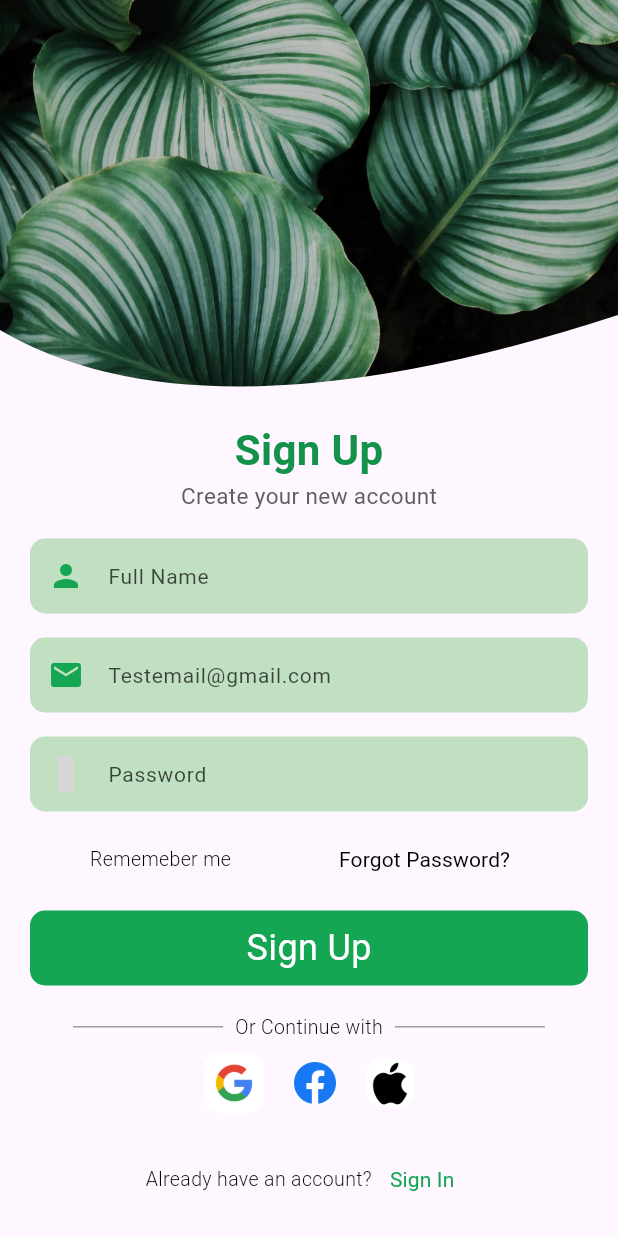
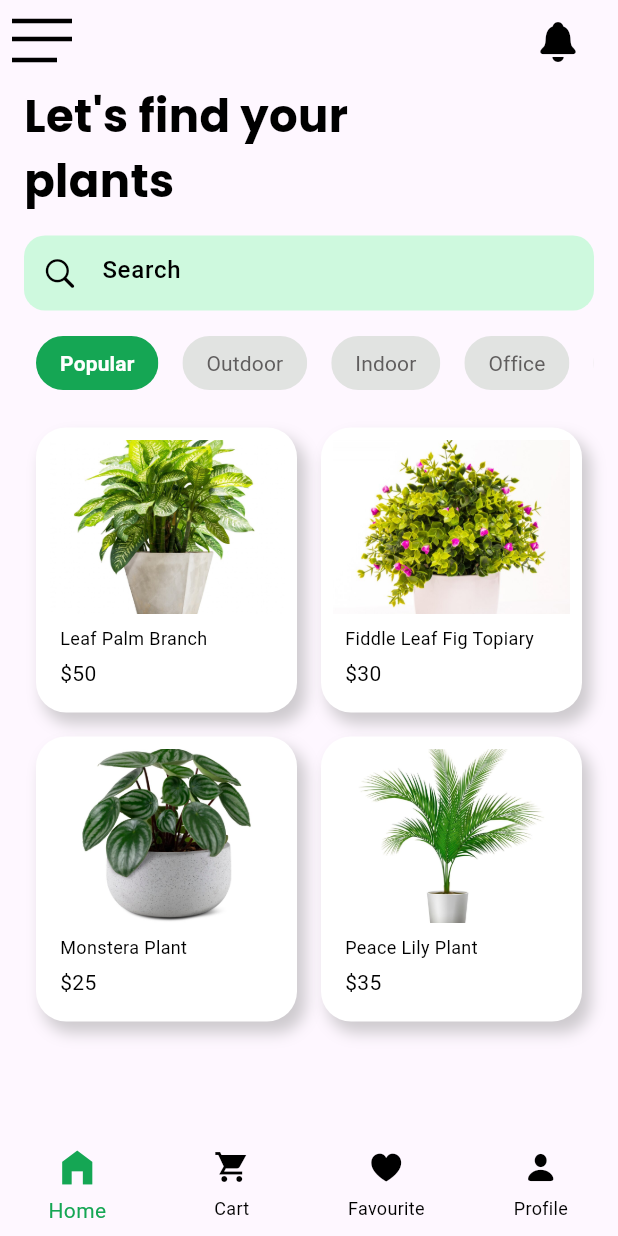
Before and after one commit to DivyankSisodia/PlantApp, a Flutter app: the screen it shows after launch, on a phone screen of 412 x 824 dp. Run offline on Flutter 3.47's test engine with Material 3 defaults, Android fonts, the phone set to English and light mode, and no system bars; our stand-ins replace gap, google_fonts, iconsax, smooth_page_indicator; Roboto replaces fonts that are missing (Ubuntu); grey boxes are pictures that could not be loaded.

Commit message:
HomePage UI

```diff
--- /dev/null
+++ b/lib/bottom_nav_bar.dart
@@ -0,0 +1,50 @@
+import 'package:flutter/cupertino.dart';
+import 'package:flutter/material.dart';
+import 'package:plantapp/constants/app_theme.dart';
+
+class CustombottomNavBar extends StatelessWidget {
+  const CustombottomNavBar({
+    super.key,
+  });
+
+  @override
+  Widget build(BuildContext context) {
+    return BottomNavigationBar(
+      currentIndex: 0,
+      selectedItemColor: primaryColor,
+      unselectedItemColor: headingColor,
+      elevation: 0,
+      type: BottomNavigationBarType.fixed,
+      items: const [
+        BottomNavigationBarItem(
+          icon: Padding(
+            padding: EdgeInsets.only(bottom: 4),
+            child: Icon(Icons.home_filled, size: 30),
+          ),
+          label: 'Home',
+        ),
+        BottomNavigationBarItem(
+          icon: Padding(
+            padding: EdgeInsets.only(bottom: 4),
+            child: Icon(Icons.shopping_cart_sharp),
+          ),
+          label: 'Cart',
+        ),
+        BottomNavigationBarItem(
+          icon: Padding(
+            padding: EdgeInsets.only(bottom: 4),
+            child: Icon(CupertinoIcons.heart_fill),
+          ),
+          label: 'Favourite',
+        ),
+        BottomNavigationBarItem(
+          icon: Padding(
+            padding: EdgeInsets.only(bottom: 4),
+            child: Icon(CupertinoIcons.person_fill),
+          ),
+          label: 'Profile',
+        ),
+      ],
+    );
+  }
+}
--- a/lib/constants/app_theme.dart
+++ b/lib/constants/app_theme.dart
@@ -7,7 +7,8 @@ const textColor = Color(0xFF34A853);
 const smallTextColor = Color.fromARGB(255, 96, 94, 94);
 const headingColor = Color(0xFF000000);
 const categoryColor = Color(0xFF60E275);
-const textFieldColor = Color.fromARGB(255, 115, 182, 133);
+const categoryTextColor = Color(0xFFE1E3E1);
+const textFieldColor = Color.fromARGB(255, 206, 249, 222);
 
 class AppTheme {
   static const TextStyle display1 = TextStyle(
@@ -26,7 +27,7 @@ class AppTheme {
     color: headingColor,
   );
   static const TextStyle displayCustom = TextStyle(
-    fontWeight: FontWeight.bold,
+    fontWeight: FontWeight.w700,
     fontSize: 36,
     color: headingColor,
   );
--- /dev/null
+++ b/lib/data/plant_data.dart
@@ -0,0 +1,34 @@
+class PlantData {
+  final String imagePath;
+  final String title;
+  final String price;
+
+  PlantData({
+    required this.imagePath,
+    required this.title,
+    required this.price,
+  });
+}
+
+final List<PlantData> plantList = [
+  PlantData(
+    imagePath: 'assets/images/1.jpeg',
+    title: 'Leaf Palm Branch',
+    price: '50',
+  ),
+  PlantData(
+    imagePath: 'assets/images/2.jpeg',
+    title: 'Fiddle Leaf Fig Topiary',
+    price: '30',
+  ),
+  PlantData(
+    imagePath: 'assets/images/3.jpeg',
+    title: 'Monstera Plant',
+    price: '25',
+  ),
+  PlantData(
+    imagePath: 'assets/images/4.jpeg',
+    title: 'Peace Lily Plant',
+    price: '35',
+  ),
+];
--- a/lib/main.dart
+++ b/lib/main.dart
@@ -1,5 +1,6 @@
 import 'package:flutter/material.dart';
 
+import 'screens/Home/home_page.dart';
 import 'view/sign_up_view.dart';
 
 void main() {
@@ -19,7 +20,7 @@ class MyApp extends StatelessWidget {
         useMaterial3: true,
       ),
       debugShowCheckedModeBanner: false,
-      home: const SignUpScreen(),
+      home: const AppHomePage(),
     );
   }
 }
--- a/lib/screens/Auth/bottom_text.dart
+++ b/lib/screens/Auth/bottom_text.dart
@@ -40,7 +40,7 @@ class BottomText extends StatelessWidget {
                   textStyle: AppTheme.smallTextMisc,
                   fontWeight: FontWeight.w400,
                   fontSize: 14,
-                  color: primaryColor,
+                  color: secondaryColor,
                 ),
               ),
             ),
--- /dev/null
+++ b/lib/screens/Home/chip_widget.dart
@@ -0,0 +1,54 @@
+// ignore_for_file: file_names
+
+import 'package:flutter/material.dart';
+
+import '../../constants/app_theme.dart';
+import '../../widgets/category_widget.dart';
+
+class ChipWidgets extends StatelessWidget {
+  const ChipWidgets({
+    super.key,
+  });
+
+  @override
+  Widget build(BuildContext context) {
+    return SizedBox(
+      height: 70,
+      child: ListView(
+        scrollDirection: Axis.horizontal,
+        children: const [
+          CategoryWidget(
+            title: 'Popular',
+            color: primaryColor,
+            textColor: Colors.white,
+            fontWeight: FontWeight.w700,
+          ),
+          CategoryWidget(
+            title: 'Outdoor',
+            color: categoryTextColor,
+            textColor: smallTextColor,
+            fontWeight: FontWeight.w400,
+          ),
+          CategoryWidget(
+            title: 'Indoor',
+            color: categoryTextColor,
+            textColor: smallTextColor,
+            fontWeight: FontWeight.w400,
+          ),
+          CategoryWidget(
+            title: 'Office',
+            color: categoryTextColor,
+            textColor: smallTextColor,
+            fontWeight: FontWeight.w400,
+          ),
+          CategoryWidget(
+            title: 'Home',
+            color: categoryTextColor,
+            textColor: smallTextColor,
+            fontWeight: FontWeight.w400,
+          ),
+        ],
+      ),
+    );
+  }
+}
--- /dev/null
+++ b/lib/screens/Home/home_header.dart
@@ -0,0 +1,22 @@
+import 'package:flutter/material.dart';
+import 'package:google_fonts/google_fonts.dart';
+
+import '../../constants/app_theme.dart';
+
+class HomeHeader extends StatelessWidget {
+  const HomeHeader({
+    super.key,
+  });
+
+  @override
+  Widget build(BuildContext context) {
+    return Text(
+      "Let's find your\nplants",
+      style: GoogleFonts.poppins(
+        textStyle: AppTheme.displayCustom,
+        fontSize: 30,
+        color: headingColor,
+      ),
+    );
+  }
+}
--- /dev/null
+++ b/lib/screens/Home/home_page.dart
@@ -0,0 +1,81 @@
+import 'package:flutter/cupertino.dart';
+import 'package:flutter/material.dart';
+import 'package:gap/gap.dart';
+import 'package:plantapp/constants/app_theme.dart';
+import 'package:plantapp/screens/Home/Chip_Widget.dart';
+import 'package:plantapp/screens/Home/Plant_Card.dart';
+import 'package:plantapp/screens/Home/home_header.dart';
+import 'package:plantapp/screens/Home/search_widget.dart';
+import '../../bottom_nav_bar.dart';
+
+class AppHomePage extends StatelessWidget {
+  const AppHomePage({super.key});
+
+  @override
+  Widget build(BuildContext context) {
+    return Scaffold(
+      appBar: AppBar(
+        elevation: 0,
+        leading: const Padding(
+          padding: EdgeInsets.all(8.0),
+          child: SizedBox(
+            height: 50,
+            width: 50,
+            child: Column(
+              mainAxisAlignment: MainAxisAlignment.spaceEvenly,
+              children: [
+                Expanded(
+                  child: Divider(
+                    thickness: 3,
+                    color: headingColor,
+                  ),
+                ),
+                Expanded(
+                  child: Divider(
+                    thickness: 3,
+                    color: headingColor,
+                  ),
+                ),
+                Padding(
+                  padding: EdgeInsets.only(right: 10.0),
+                  child: Expanded(
+                    child: Divider(
+                      thickness: 3,
+                      color: headingColor,
+                    ),
+                  ),
+                ),
+              ],
+            ),
+          ),
+        ),
+        actions: const [
+          Padding(
+            padding: EdgeInsets.symmetric(horizontal: 25.0),
+            child: Icon(
+              CupertinoIcons.bell_fill,
+              size: 30,
+              color: headingColor,
+            ),
+          ),
+        ],
+      ),
+      body: const SingleChildScrollView(
+        child: Padding(
+          padding: EdgeInsets.symmetric(horizontal: 16.0),
+          child: Column(
+            crossAxisAlignment: CrossAxisAlignment.start,
+            children:  [
+              HomeHeader(),
+              Gap(15),
+              SearchWidget(),
+              ChipWidgets(),
+              HomePlantGrid(),
+            ],
+          ),
+        ),
+      ),
+      bottomNavigationBar: const CustombottomNavBar(),
+    );
+  }
+}
--- /dev/null
+++ b/lib/screens/Home/plant_card.dart
@@ -0,0 +1,47 @@
+// ignore_for_file: file_names
+
+import 'package:flutter/material.dart';
+import 'package:flutter_staggered_grid_view/flutter_staggered_grid_view.dart';
+
+import '../../data/plant_data.dart';
+import '../../widgets/plant_card_widget.dart';
+
+class HomePlantGrid extends StatelessWidget {
+  const HomePlantGrid({
+    super.key,
+  });
+
+  @override
+  Widget build(BuildContext context) {
+    return MasonryGridView.builder(
+      gridDelegate: const SliverSimpleGridDelegateWithFixedCrossAxisCount(
+        crossAxisCount: 2,
+      ),
+      itemCount: 4, // Provide the number of items
+      itemBuilder: (context, index) => Container(
+        height: 190,
+        width: 200,
+        margin: const EdgeInsets.all(8),
+        decoration: BoxDecoration(
+          color: Colors.white,
+          borderRadius: BorderRadius.circular(20),
+          boxShadow: [
+            BoxShadow(
+              color: Colors.grey.withOpacity(0.5),
+              spreadRadius: 0.5,
+              blurRadius: 8,
+              offset: const Offset(5, 7),
+            ),
+          ],
+        ),
+        child: PlantCardWidget(
+          img: plantList[index].imagePath,
+          title: plantList[index].title,
+          price: plantList[index].price,
+        ),
+      ),
+      shrinkWrap: true, // Add this line
+      physics: const NeverScrollableScrollPhysics(), // Add this line
+    );
+  }
+}
--- /dev/null
+++ b/lib/screens/Home/search_widget.dart
@@ -0,0 +1,45 @@
+import 'package:flutter/cupertino.dart';
+import 'package:flutter/material.dart';
+import 'package:google_fonts/google_fonts.dart';
+
+import '../../constants/app_theme.dart';
+
+class SearchWidget extends StatelessWidget {
+  const SearchWidget({
+    super.key,
+  });
+
+  @override
+  Widget build(BuildContext context) {
+    return SizedBox(
+      height: 50,
+      child: TextField(
+        decoration: InputDecoration(
+          fillColor: textFieldColor.withOpacity(1),
+          filled: true,
+          prefixIcon: const Icon(
+            CupertinoIcons.search,
+            color: headingColor,
+          ),
+          prefixIconColor: primaryColor,
+          hintText: 'Search',
+          hintStyle: GoogleFonts.ubuntu(
+            textStyle: const TextStyle(
+              color: Colors.black,
+              fontWeight: FontWeight.w500,
+            ),
+          ),
+          hintTextDirection: TextDirection.ltr,
+          labelStyle: const TextStyle(
+            color: Colors.black,
+            fontWeight: FontWeight.w400,
+          ),
+          border: OutlineInputBorder(
+            borderSide: BorderSide.none,
+            borderRadius: BorderRadius.circular(14),
+          ),
+        ),
+      ),
+    );
+  }
+}
--- a/lib/view/sign_in_view.dart
+++ b/lib/view/sign_in_view.dart
@@ -3,14 +3,16 @@ import 'package:gap/gap.dart';
 import 'package:google_fonts/google_fonts.dart';
 import 'package:iconsax/iconsax.dart';
 import 'package:plantapp/constants/app_theme.dart';
+import 'package:plantapp/screens/Home/home_page.dart';
+import 'package:plantapp/view/sign_up_view.dart';
 import 'package:plantapp/widgets/buttons_widget.dart';
 import 'package:plantapp/widgets/clipped_image.dart';
 import '../screens/Auth/bottom_text.dart';
 import '../screens/Auth/heading.dart';
 import '../widgets/text_field.dart';
 
-class SignInScreen extends StatelessWidget {
-  const SignInScreen({super.key});
+class LogInScreen extends StatelessWidget {
+  const LogInScreen({super.key});
 
   @override
   Widget build(BuildContext context) {
@@ -60,18 +62,35 @@ class SignInScreen extends StatelessWidget {
               ],
             ),
             const Gap(20),
-            const ButtonsWidget(
-              btnheight: 60,
-              title: 'Log In',
-              borderColor: primaryColor,
-              textColor: Colors.white,
-              buttonColor: primaryColor,
+            GestureDetector(
+              onTap: () {
+                Navigator.push(
+                  context,
+                  MaterialPageRoute(
+                    builder: (context) => const AppHomePage(),
+                  ),
+                );
+              },
+              child: const ButtonsWidget(
+                btnheight: 60,
+                title: 'Log In',
+                borderColor: primaryColor,
+                textColor: Colors.white,
+                buttonColor: primaryColor,
+              ),
             ),
             const Gap(80),
             BottomText(
               firstText: 'Already have an account?',
               secondText: 'Sign In',
-              textBtnPressed: () {},
+              textBtnPressed: () {
+                Navigator.push(
+                  context,
+                  MaterialPageRoute(
+                    builder: (context) => const SignUpScreen(),
+                  ),
+                );
+              },
             )
           ],
         ),
--- a/lib/view/sign_up_view.dart
+++ b/lib/view/sign_up_view.dart
@@ -125,7 +125,7 @@ class SignUpScreen extends StatelessWidget {
                 Navigator.push(
                   context,
                   MaterialPageRoute(
-                    builder: (context) => const SignInScreen(),
+                    builder: (context) => const LogInScreen(),
                   ),
                 );
               },
--- /dev/null
+++ b/lib/widgets/category_widget.dart
@@ -0,0 +1,47 @@
+import 'package:flutter/material.dart';
+import 'package:google_fonts/google_fonts.dart';
+
+import '../constants/app_theme.dart';
+
+class CategoryWidget extends StatelessWidget {
+  const CategoryWidget({
+    super.key,
+    required this.title,
+    required this.color,
+    required this.textColor,
+    required this.fontWeight,
+  });
+
+  final String title;
+  final Color color;
+  final Color textColor;
+  final FontWeight fontWeight;
+
+  @override
+  Widget build(BuildContext context) {
+    return Padding(
+      padding: const EdgeInsets.symmetric(
+        horizontal: 8.0,
+        vertical: 10,
+      ),
+      child: Chip(
+        label: Padding(
+          padding: const EdgeInsets.symmetric(horizontal: 0.0),
+          child: Text(
+            title,
+            style: GoogleFonts.ubuntu(
+              textStyle: AppTheme.smallTextMisc,
+              fontWeight: fontWeight,
+              color: textColor,
+            ),
+          ),
+        ),
+        side: BorderSide.none,
+        backgroundColor: color,
+        shape: RoundedRectangleBorder(
+          borderRadius: BorderRadius.circular(40),
+        ),
+      ),
+    );
+  }
+}
--- /dev/null
+++ b/lib/widgets/plant_card_widget.dart
@@ -0,0 +1,61 @@
+import 'package:flutter/material.dart';
+import 'package:gap/gap.dart';
+import 'package:google_fonts/google_fonts.dart';
+
+import '../constants/app_theme.dart';
+
+class PlantCardWidget extends StatelessWidget {
+  const PlantCardWidget({
+    super.key, required this.img, required this.title, required this.price,
+  });
+
+  final String img;
+  final String title;
+  final String price;
+
+  @override
+  Widget build(BuildContext context) {
+    return Padding(
+      padding: const EdgeInsets.all(8.0),
+      child: Column(
+        crossAxisAlignment: CrossAxisAlignment.start,
+        children: [
+          Image.asset(
+            img,
+            height: 116,
+            width: double.infinity,
+            fit: BoxFit.cover,
+            errorBuilder: (context, error, stackTrace) {
+              return const Icon(Icons.error);
+            },
+          ),
+          Padding(
+            padding: const EdgeInsets.all(8.0),
+            child: Column(
+              crossAxisAlignment: CrossAxisAlignment.start,
+              children: [
+                Text(
+                  title,
+                  style: GoogleFonts.ubuntu(
+                      textStyle: AppTheme.smallTextMisc,
+                      fontWeight: FontWeight.w400,
+                      color: Colors.black,
+                      fontSize: 12),
+                ),
+                const Gap(5),
+                Text(
+                  '\$$price',
+                  style: GoogleFonts.ubuntu(
+                    textStyle: AppTheme.smallTextMisc,
+                    fontWeight: FontWeight.w400,
+                    color: headingColor,
+                  ),
+                ),
+              ],
+            ),
+          ),
+        ],
+      ),
+    );
+  }
+}
--- a/pubspec.yaml
+++ b/pubspec.yaml
@@ -31,6 +31,7 @@ dependencies:
   cupertino_icons: ^1.0.2
   flutter:
     sdk: flutter
+  flutter_staggered_grid_view: ^0.7.0
   gap: ^3.0.1
   google_fonts: ^6.1.0
   iconsax: ^0.0.8
```
Also changed, not shown: assets/images/1.jpeg (added), assets/images/2.jpeg (added), assets/images/3.jpeg (added), assets/images/4.jpeg (added), pubspec.lock.
